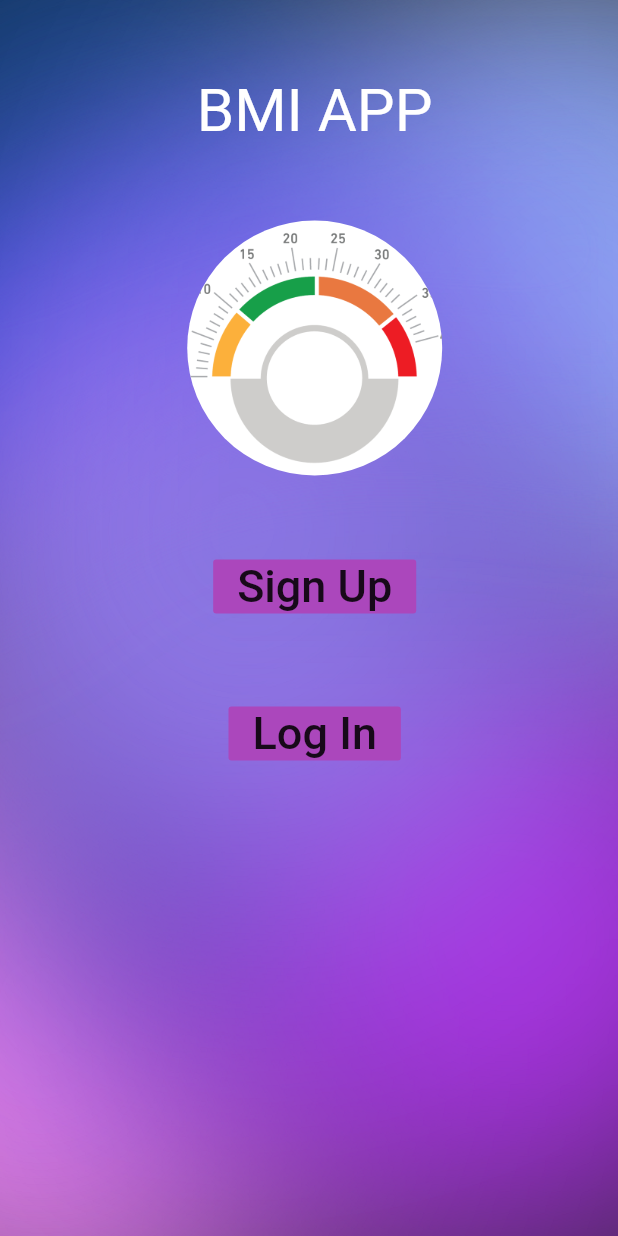
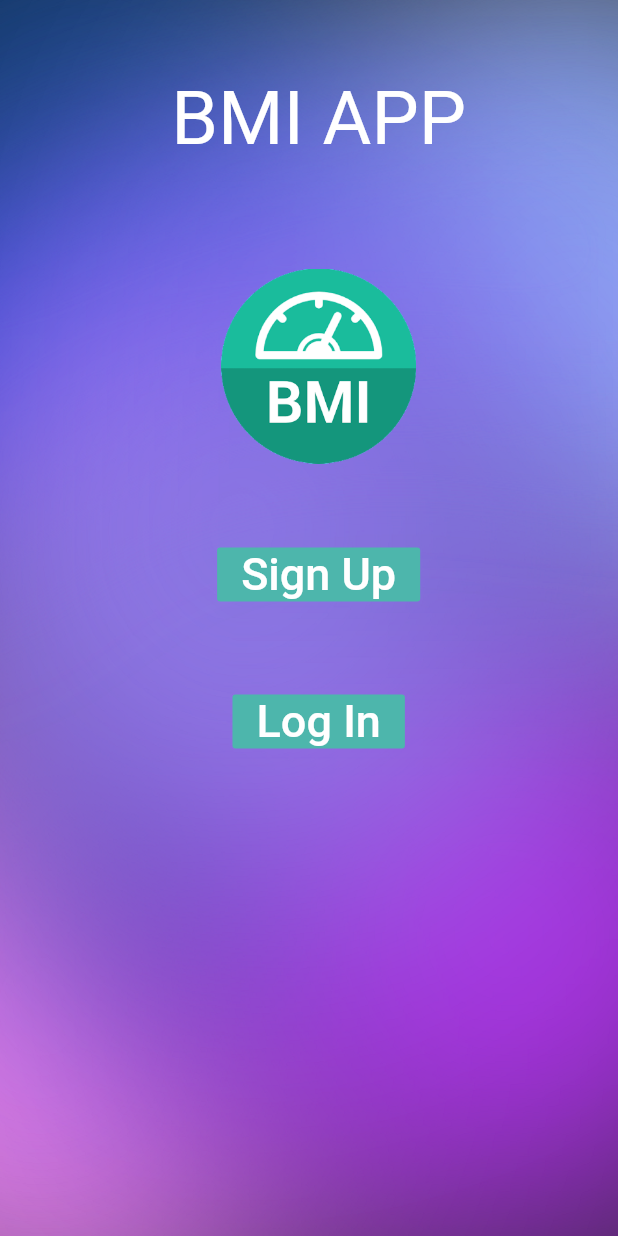
Before and after one commit to narjesabdolii/BMI_Calculatorapp, a Flutter app: the screen it shows after launch, on a phone screen of 412 x 824 dp. Run offline on Flutter 3.47's test engine with Material 2 defaults, Android fonts, the phone set to English and light mode, and no system bars; Roboto replaces fonts that are missing (Dongle-Bold).

Commit message:
changes : change colors and images  in homepage

```diff
--- a/lib/pages/home.dart
+++ b/lib/pages/home.dart
@@ -30,20 +30,17 @@ class _HomeState extends State<Home> {
             child: const Text(
               'BMI APP',
               style: TextStyle(
-                fontSize: 40.0,
+                fontSize: 50.0,
                 fontFamily: 'Dongle-Bold',
                 color: Colors.white,
               ),
             ),
           ),
           Container(
-            margin: const EdgeInsets.fromLTRB(60.0, 40.0, 20.0, 10.0),
-            child: const CircleAvatar(
-              radius: 85.0,
-              backgroundColor: Colors.white,
-              backgroundImage:AssetImage('assets/BMI-Calculator.png'),
+            margin: const EdgeInsets.fromLTRB(60.0, 60.0, 20.0, 10.0),
+            child: Image.asset('assets/bmi-2.png',width: 130.0,height: 130.0,
             ),
-          ),
+            ),
           Container(
             margin: const EdgeInsets.fromLTRB(60.0, 40.0, 20.0, 10.0),
             child: FlatButton(
@@ -56,8 +53,9 @@ class _HomeState extends State<Home> {
               style: TextStyle(
                 fontSize: 30.0,
                 fontFamily: 'Dongle-Bold',
+                color: Colors.white,
               ),),
-              color: Colors.purple[400],
+              color: Colors.teal[300],
 
 
             ),
@@ -75,8 +73,9 @@ class _HomeState extends State<Home> {
               style: TextStyle(
                 fontFamily: 'Dongle-Bold',
                 fontSize: 30.0,
+                color: Colors.white,
               ),),
-              color: Colors.purple[400],
+              color: Colors.teal[300],
             ),
           ),
         ],
--- a/pubspec.yaml
+++ b/pubspec.yaml
@@ -61,6 +61,8 @@ flutter:
   assets:
     - assets/BMI-Calculator.png
     - assets/back-2.png
+    - assets/bmi.png
+    - assets/bmi-2.png
 
   # An image asset can refer to one or more resolution-specific "variants", see
   # https://flutter.dev/assets-and-images/#resolution-aware.
```
Also changed, not shown: assets/bmi-2.png (added), assets/bmi.png (added).
